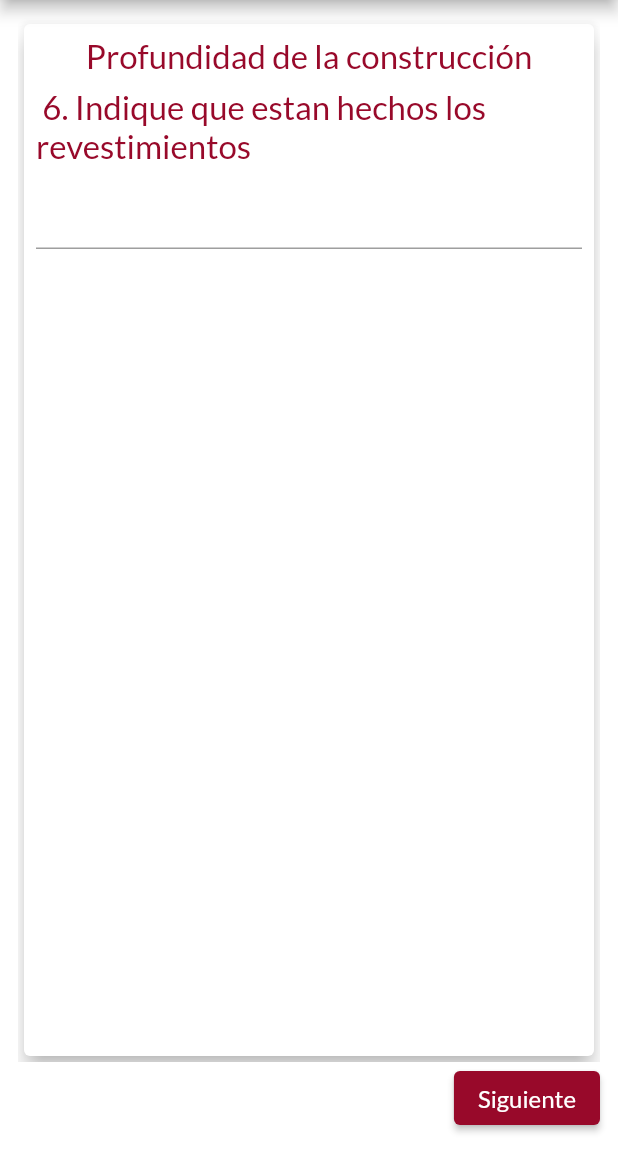
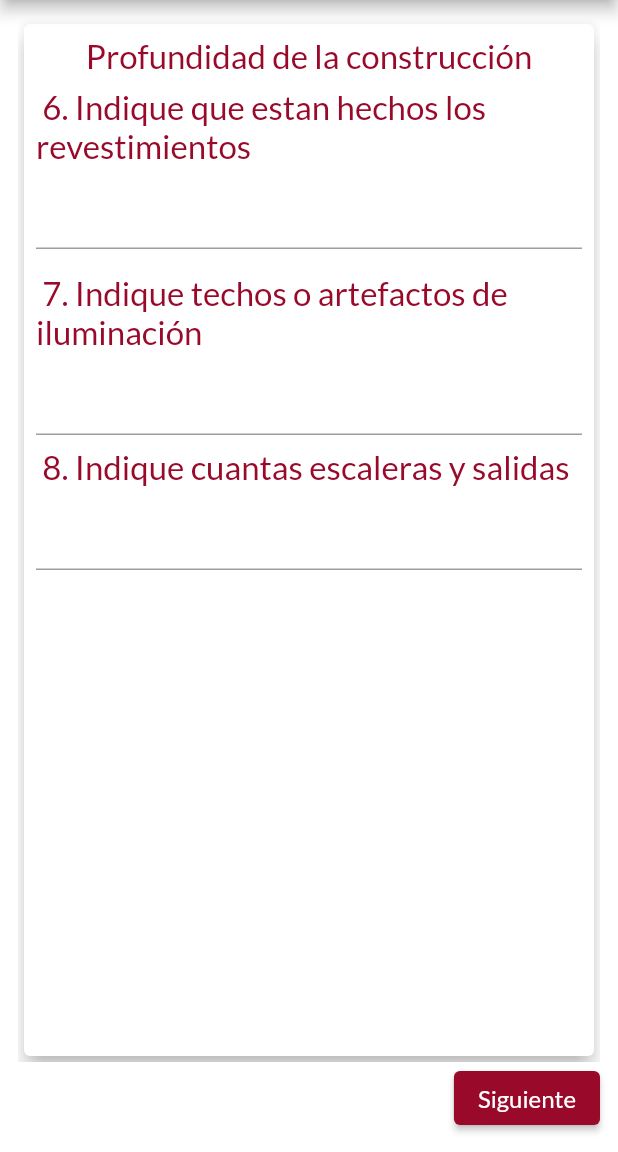
Before and after one commit to micha3l999/ucsg_fast_evaluation_app, a Flutter app: the EvaluationForm screen opened directly, swiped to page 3, on a phone screen of 412 x 824 dp, the part 84-1236 px from its top. Run offline on Flutter 3.47's test engine with Material 2 defaults, Android fonts, the phone set to English and light mode, and no system bars; our stand-ins replace google_fonts.

```diff
--- a/lib/src/components/form_three.dart
+++ b/lib/src/components/form_three.dart
@@ -1,6 +1,10 @@
 import 'package:flutter/material.dart';
 import 'package:seguridad_evaluacion/src/utils/colors.dart';
 import 'package:seguridad_evaluacion/src/utils/dimensions.dart';
+
+enum gas { yes, no }
+
+enum electricity { yes, no }
 
 class FormThree extends StatefulWidget {
   const FormThree({Key? key}) : super(key: key);
@@ -46,8 +50,36 @@ class _FormThreeState extends State<FormThree> {
               const SizedBox(
                 height: 8,
               ),
-              TextFormField(
-
+              TextField(),
+              const SizedBox(
+                height: 16,
+              ),
+              const Text(
+                " 7. Indique techos o artefactos de iluminación",
+                style: TextStyle(
+                  fontSize: extraBigFont,
+                  color: Color(primaryColor),
+                ),
+              ),
+              const SizedBox(
+                height: 8,
+              ),
+              TextField(),
+              const SizedBox(
+                height: 8,
+              ),
+              const Text(
+                " 8. Indique cuantas escaleras y salidas",
+                style: TextStyle(
+                  fontSize: extraBigFont,
+                  color: Color(primaryColor),
+                ),
+              ),
+              const SizedBox(
+                height: 8,
+              ),
+              TextField(
+                keyboardType: TextInputType.number,
               ),
               const SizedBox(
                 height: 8,
```
